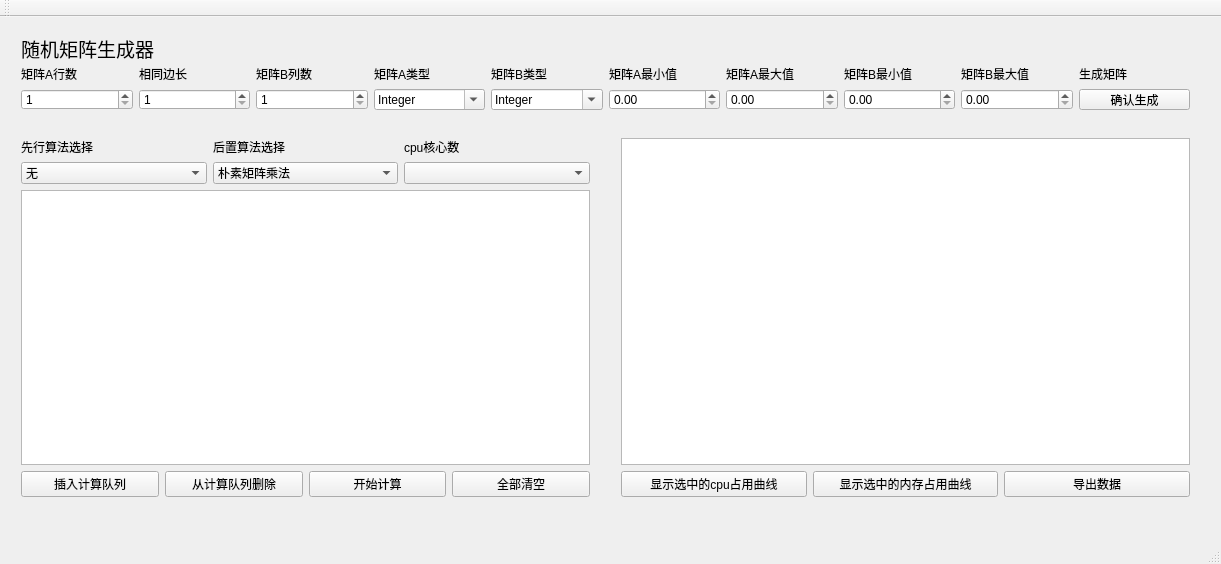
First picture: the form in QtMatrixOpenMP/QtMatrixOpenMP.ui, repository kbxpy12321/GradutionPro, before the edit.
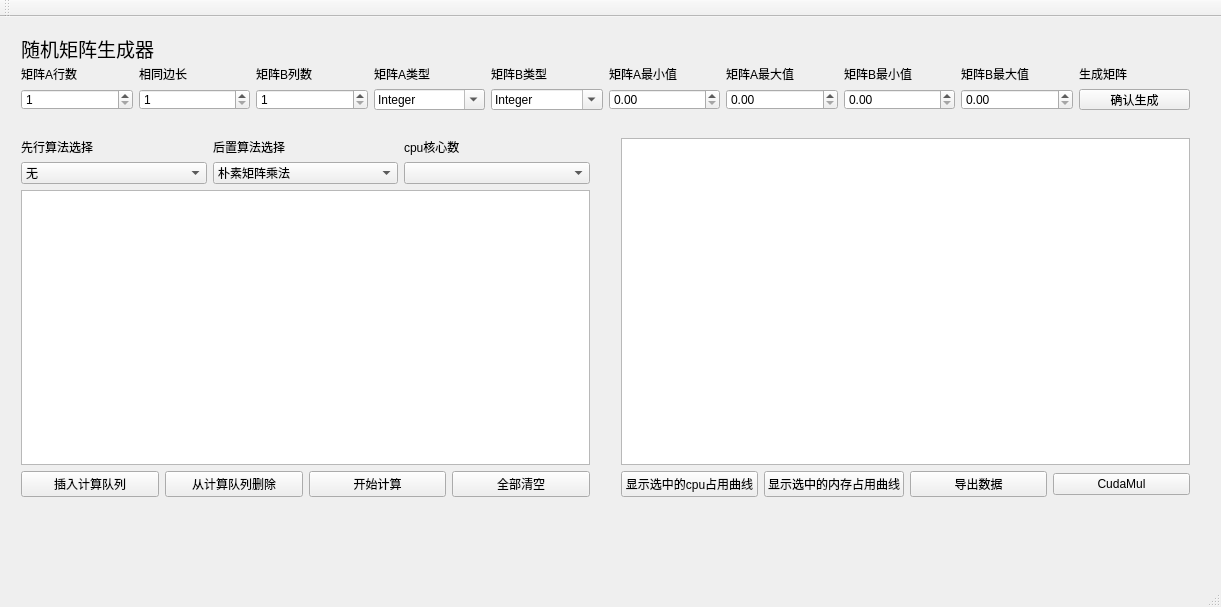
Second picture: the form after the edit.

Commit message: Cuda In Program

```diff
--- a/QtMatrixOpenMP/QtMatrixOpenMP.ui
+++ b/QtMatrixOpenMP/QtMatrixOpenMP.ui
@@ -7,7 +7,7 @@
     <x>0</x>
     <y>0</y>
     <width>1221</width>
-    <height>564</height>
+    <height>607</height>
    </rect>
   </property>
   <property name="windowTitle">
@@ -401,6 +401,13 @@
          </property>
         </widget>
        </item>
+       <item>
+        <widget class="QPushButton" name="pushButton_showcudares">
+         <property name="text">
+          <string>CudaMul</string>
+         </property>
+        </widget>
+       </item>
       </layout>
      </item>
     </layout>
```
Left out of the diff: 2 changed lines with no effect on the pictures. The commit also changes 6 other files.
